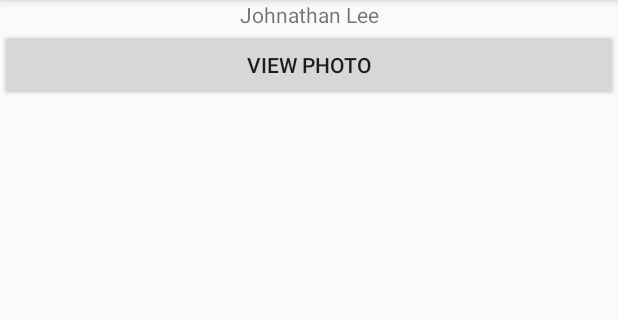
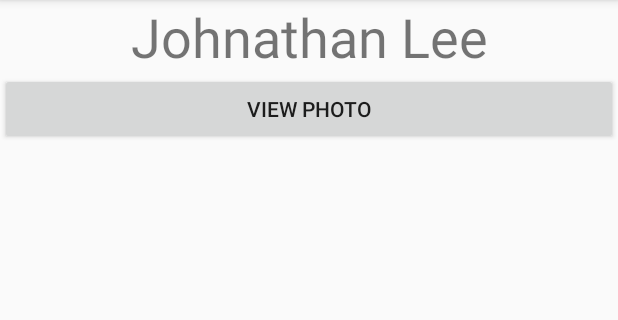
Before and after one commit to JohnathanFL/365-Mobile, an Android app: the screen it shows after launch (MainActivity), on a phone screen of 412 x 824 dp, the part 84-404 px from its top. Run offline under Robolectric (Android 15) with nearby library versions, the phone set to English and light mode, and no system bars.

Commit message:
Fix sizing

```diff
--- a/app/src/main/res/layout/activity_main.xml
+++ b/app/src/main/res/layout/activity_main.xml
@@ -16,7 +16,9 @@
         app:layout_constraintBottom_toBottomOf="parent"
         app:layout_constraintLeft_toLeftOf="parent"
         app:layout_constraintRight_toRightOf="parent"
-        app:layout_constraintTop_toTopOf="parent" />
+        app:layout_constraintTop_toTopOf="parent"
+        android:textSize="@dimen/captionSize"
+        />
 
     <Button
         android:id="@+id/btnShowPhoto"
--- a/app/src/main/res/layout/activity_photo.xml
+++ b/app/src/main/res/layout/activity_photo.xml
@@ -13,12 +13,14 @@
         android:layout_weight="1"
         app:srcCompat="@drawable/me"
         />
+
     <TextView
         android:id="@+id/myName"
         android:layout_width="match_parent"
         android:layout_height="wrap_content"
+        android:gravity="center"
         android:text=" "
-        />
+        android:textSize="@dimen/captionSize" />
     <Button
         android:id="@+id/backBtn"
         android:layout_width="match_parent"
--- a/app/src/main/res/values/dimens.xml
+++ b/app/src/main/res/values/dimens.xml
@@ -1,4 +1,5 @@
 <?xml version="1.0" encoding="utf-8"?>
 <resources>
     <dimen name="imgDimension">500dp</dimen>
+    <dimen name="captionSize">36sp</dimen>
 </resources>
```
